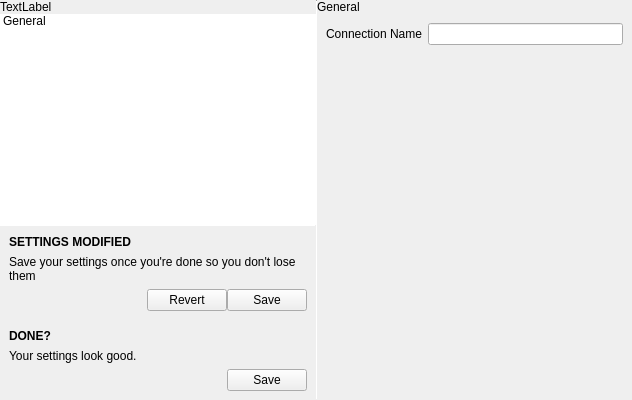
Old version of the form plugins/NetworkPlugin/statusCenter/connectionEditor/networkconnectioneditor.ui in the repository theCheeseboard/thedesk.
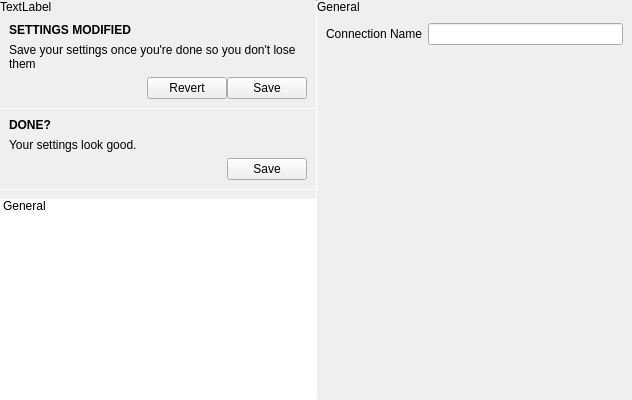
New version of the form. Icons and pictures are not drawn. Custom widgets are drawn as their Qt base class.

```diff
--- a/plugins/NetworkPlugin/statusCenter/connectionEditor/networkconnectioneditor.ui
+++ b/plugins/NetworkPlugin/statusCenter/connectionEditor/networkconnectioneditor.ui
@@ -54,37 +54,30 @@
         </property>
        </widget>
       </item>
-      <item>
-       <widget class="QListWidget" name="listWidget">
-        <property name="frameShape">
-         <enum>QFrame::NoFrame</enum>
-        </property>
-        <item>
-         <property name="text">
-          <string>General</string>
-         </property>
-        </item>
-       </widget>
-      </item>
-      <item>
-       <widget class="Line" name="leftLine">
-        <property name="maximumSize">
-         <size>
-          <width>16777215</width>
-          <height>1</height>
-         </size>
-        </property>
-        <property name="orientation">
-         <enum>Qt::Horizontal</enum>
-        </property>
-       </widget>
-      </item>
       <item>
        <widget class="QWidget" name="unsavedPane" native="true">
         <property name="autoFillBackground">
          <bool>true</bool>
         </property>
         <layout class="QVBoxLayout" name="verticalLayout_5">
+         <property name="spacing">
+          <number>0</number>
+         </property>
+         <property name="leftMargin">
+          <number>0</number>
+         </property>
+         <property name="topMargin">
+          <number>0</number>
+         </property>
+         <property name="rightMargin">
+          <number>0</number>
+         </property>
+         <property name="bottomMargin">
+          <number>0</number>
+         </property>
+         <item>
+          <widget class="QWidget" name="widget" native="true">
+           <layout class="QVBoxLayout" name="verticalLayout_7">
          <item>
           <widget class="QLabel" name="label_4">
            <property name="font">
@@ -153,6 +146,22 @@
        </widget>
       </item>
       <item>
+          <widget class="Line" name="line_2">
+           <property name="maximumSize">
+            <size>
+             <width>16777215</width>
+             <height>1</height>
+            </size>
+           </property>
+           <property name="orientation">
+            <enum>Qt::Horizontal</enum>
+           </property>
+          </widget>
+         </item>
+        </layout>
+       </widget>
+      </item>
+      <item>
        <widget class="QWidget" name="saveWidget" native="true">
         <layout class="QVBoxLayout" name="verticalLayout_3">
          <property name="spacing">
@@ -167,9 +176,6 @@
          <property name="rightMargin">
           <number>0</number>
          </property>
-         <property name="bottomMargin">
-          <number>0</number>
-         </property>
          <item>
           <widget class="QWidget" name="widget_2" native="true">
            <layout class="QVBoxLayout" name="verticalLayout_4">
@@ -224,9 +230,34 @@
            </layout>
           </widget>
          </item>
+         <item>
+          <widget class="Line" name="leftLine">
+           <property name="maximumSize">
+            <size>
+             <width>16777215</width>
+             <height>1</height>
+            </size>
+           </property>
+           <property name="orientation">
+            <enum>Qt::Horizontal</enum>
+           </property>
+          </widget>
+         </item>
         </layout>
        </widget>
       </item>
+      <item>
+       <widget class="QListWidget" name="listWidget">
+        <property name="frameShape">
+         <enum>QFrame::NoFrame</enum>
+        </property>
+        <item>
+         <property name="text">
+          <string>General</string>
+         </property>
+        </item>
+       </widget>
+      </item>
      </layout>
     </widget>
    </item>
```
Lines whose indentation alone changed are shown as unchanged.
